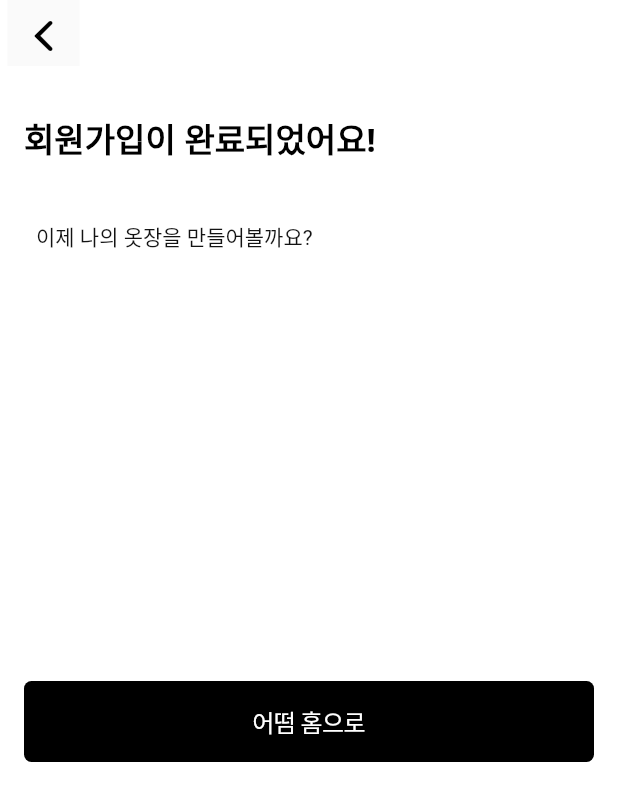
After one commit to alwaysbemyday1/eotteom, a Flutter app: the Complete screen opened directly, on a phone screen of 412 x 824 dp. The commit adds this screen. Shown: the top 801 px of the screen. Run offline on Flutter 3.47's test engine with Material 2 defaults, Android fonts, the phone set to English and light mode, and no system bars; our stand-ins replace email_validator, flutter_pw_validator, geolocator, permission_handler, sizer, syncfusion_flutter_datepicker and 1 more; missing offline and left inert: cupertino_progress_bar, syncfusion_flutter_core.

Commit message:
회원가입 완성 화면

```diff
--- /dev/null
+++ b/client/lib/user/signup/complete.dart
@@ -0,0 +1,102 @@
+import 'package:cupertino_progress_bar/cupertino_progress_bar.dart';
+import 'package:email_validator/email_validator.dart';
+import 'package:eotteom/style/style.dart';
+import 'package:flutter/cupertino.dart';
+import 'package:flutter/material.dart';
+import 'package:eotteom/provider.dart';
+import 'package:provider/provider.dart';
+import 'package:sizer/sizer.dart';
+import 'package:flutter_pw_validator/flutter_pw_validator.dart';
+
+import '../../tabs/home/home.dart';
+
+class Complete extends StatefulWidget {
+  const Complete({super.key});
+
+  @override
+  State<Complete> createState() => _CompleteState();
+}
+
+class _CompleteState extends State<Complete> {
+  var gender = null; // true(남성), false(여성)
+  var manCheck = false;
+  var womanCheck = false;
+
+  @override
+  Widget build(BuildContext context) {
+    return Localizations(
+      locale: const Locale('en', 'US'),
+      delegates: const <LocalizationsDelegate<dynamic>>[
+        DefaultWidgetsLocalizations.delegate,
+        DefaultMaterialLocalizations.delegate,
+      ],
+      child: Material(
+          child: CupertinoPageScaffold(
+              resizeToAvoidBottomInset: false,
+              navigationBar: CupertinoNavigationBar(
+                backgroundColor: CupertinoColors.white,
+                padding: EdgeInsetsDirectional.fromSTEB(5, 0, 0, 0),
+                border: null,
+                leading: Material(
+                  child: IconButton(
+                    icon: Icon(CupertinoIcons.chevron_back),
+                    onPressed: () {
+                      Navigator.pop(context);
+                      context.read<SignInPage>().pageDown();
+                    },
+                  ),
+                ),
+              ),
+              child: Container(
+                  margin: EdgeInsets.fromLTRB(16, 35, 16, 0),
+                  child: Column(
+                    crossAxisAlignment: CrossAxisAlignment.start,
+                    children: [
+                      Container(
+                        height: 58,
+                        margin: EdgeInsets.fromLTRB(0, 0, 0, 10),
+                        child: Text("회원가입이 완료되었어요!",
+                            style: TextStyle(
+                                fontSize: 22,
+                                fontFamily: "NotoSans",
+                                color: Colors.black,
+                                fontWeight: FontWeight.w700,
+                                height: 1.3)),
+                      ),
+                      Container(
+                          height: 20,
+                          margin: EdgeInsets.fromLTRB(8, 0, 0, 14),
+                          child: Text(
+                            '이제 나의 옷장을 만들어볼까요?',
+                            style: TextStyle(
+                                fontSize: 14, color: Color(0xff131313)),
+                          )),
+                      SizedBox(
+                          height: 100.h -
+                              529 -
+                              22 -
+                              MediaQuery.of(context).viewInsets.bottom),
+                      Container(
+                        width: 100.w - 32,
+                        height: 54,
+                        child: CupertinoButton(
+                            padding: EdgeInsets.all(0),
+                            color: Colors.black,
+                            borderRadius: BorderRadius.circular(5),
+                            child: Text('어떰 홈으로',
+                                style: TextStyle(
+                                    fontSize: 16, color: Colors.white)),
+                            onPressed: () {
+                              Navigator.push(
+                                  context,
+                                  CupertinoPageRoute(
+                                      builder: (context) => Home()));
+                              context.read<SignInPage>().pageUp();
+                            }),
+                      ),
+                      SizedBox(height: MediaQuery.of(context).viewInsets.bottom)
+                    ],
+                  )))),
+    );
+  }
+}
--- a/client/lib/user/signup/gender.dart
+++ b/client/lib/user/signup/gender.dart
@@ -7,6 +7,8 @@ import 'package:eotteom/provider.dart';
 import 'package:provider/provider.dart';
 import 'package:sizer/sizer.dart';
 import 'package:flutter_pw_validator/flutter_pw_validator.dart';
+
+import 'complete.dart';
 
 class Gender extends StatefulWidget {
   const Gender({super.key});
@@ -244,7 +246,7 @@ class _GenderState extends State<Gender> {
                                     Navigator.push(
                                         context,
                                         CupertinoPageRoute(
-                                            builder: (context) => Gender()));
+                                            builder: (context) => Complete()));
                                     context.read<SignInPage>().pageUp();
                                   }),
                             )
```
